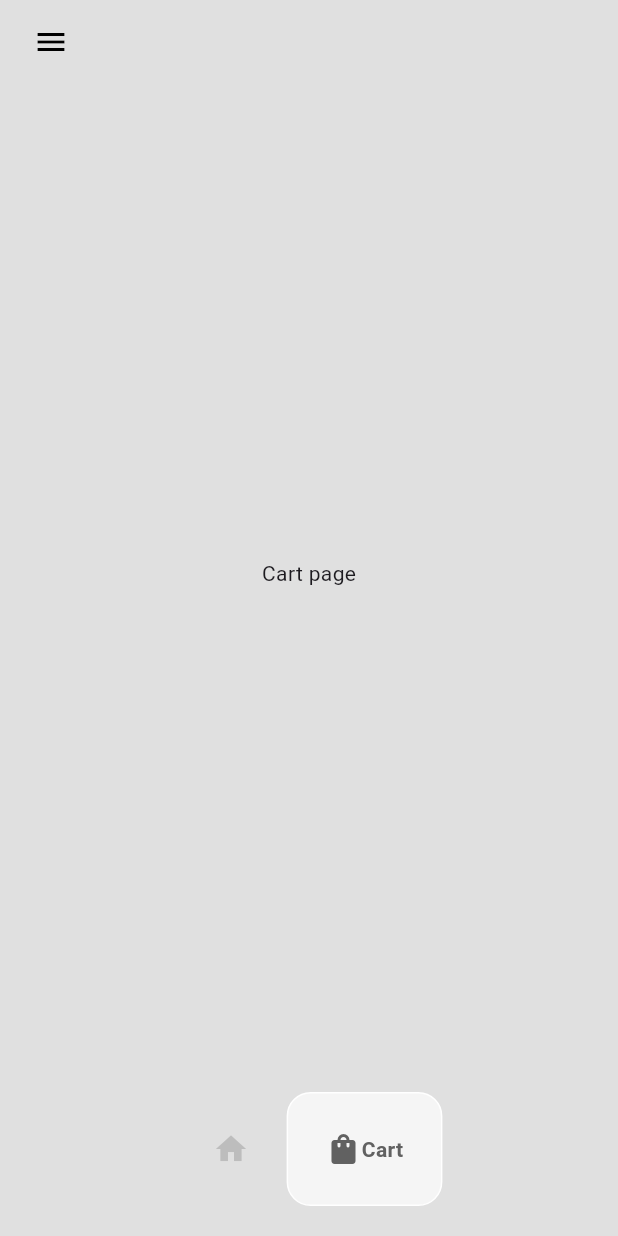
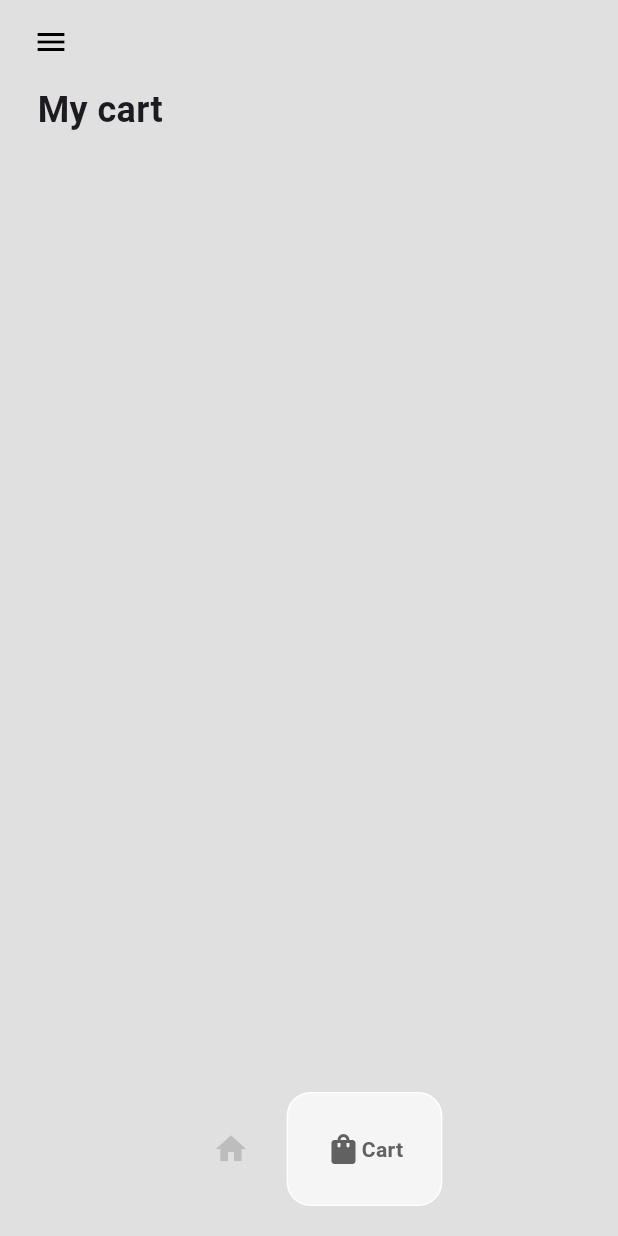
Before and after one commit to nuel232/Ecommerce-App, a Flutter app: the HomePage screen opened by its route, item 2 of the bottom bar chosen, on a phone screen of 412 x 824 dp. Run offline on Flutter 3.47's test engine with Material 3 defaults, Android fonts, the phone set to English and light mode, and no system bars; drawn by our look-alikes of google_nav_bar.

Commit message:
Refactor cart and shoe components: update image assets, enhance cart functionality, and improve UI interactions

```diff
--- a/lib/models/cart.dart
+++ b/lib/models/cart.dart
@@ -7,41 +7,36 @@ class Cart extends ChangeNotifier {
     Shoe(
       name: 'Air Deledon',
       price: "160,000",
-      imagePath: 'lib/images/air_deledon.png',
-      description:
-          'Built to break barriers, the Nike Air Deldon is Elena Delle Donne’s signature shoe — made for all athletes. It features FlyEase technology for easy entry, a secure mid-top collar, and full-length Air cushioning for premium comfort and court-ready responsiveness. ',
+      imagePath: 'lib/images/Air-deldon.png',
+      description: 'Built to break barriers — made for all athletes.',
     ),
 
     Shoe(
       name: 'G.T. Cut 3',
       price: "115,000",
-      imagePath: 'lib/images/aG.T.+Cut+3.png',
-      description:
-          'Engineered for explosive guards, the Nike G.T. Cut 3 delivers ultra-light responsiveness and quick-stop traction. Featuring ZoomX foam and a low-profile design, this shoe gives you unmatched energy return and grip — perfect for slicing through defenders and controlling the court with sharp cuts and shifts.',
+      imagePath: 'lib/images/GT.png',
+      description: 'Engineered for explosive guards, ',
     ),
 
     Shoe(
-      name: 'Jordan Tatum 3 “Tie-Dye”',
+      name: 'Tatum 3 “Tie-Dye”',
       price: '110,000',
-      imagePath: 'lib/images/Tatum-3-tie-dye.png',
-      description:
-          ' Unleash your creative side with the Jordan Tatum 3 "Tie-Dye". Inspired by Jayson Tatum’s unique flair, this colorway combines lightweight mesh uppers with eye-catching swirls and responsive Zoom cushioning.',
+      imagePath: 'lib/images/Tatum-3-tie-dye2.png',
+      description: ' Unleash your creativity with the Tatum 3 "Tie-Dye".',
     ),
 
     Shoe(
-      name: 'Jordan Tatum 3',
+      name: 'Tatum 3',
       price: "110,000",
       imagePath: 'lib/images/Tatum-3-white.png',
-      description:
-          'Minimal, clean, and powerful — the Jordan Tatum 3 "White" brings subtle elegance to the hardwood. Designed for versatile play, it features a breathable upper, Zoom Air cushioning in the forefoot, and a herringbone outsole for stable footwork. A go-to for any baller who keeps it classic.',
+      description: 'Minimal, clean and powerful... The Jordan Tatum 3.',
     ),
 
     Shoe(
       name: 'Zoom Freak 4',
       price: "130,000",
-      imagePath: 'lib/images/Zoom freek 4.png',
-      description:
-          'Dominate like Giannis in the Nike Zoom Freak 4. With dual Zoom Air units in the forefoot and an ultra-light midsole, this shoe offers explosive energy return and control. The bold design reflects the Freak’s on-court chaos — made for power moves, fast breaks, and above-the-rim action.',
+      imagePath: 'lib/images/Zoom-freek-4.jpg',
+      description: 'Dominate like Giannis in the Nike Zoom Freak 4.',
     ),
   ];
 
@@ -67,5 +62,6 @@ class Cart extends ChangeNotifier {
   //remove item from cart
   void removeItemFromCart(Shoe shoe) {
     userCart.remove(shoe);
+    notifyListeners(); // Notify listeners to update the UI
   }
 }
--- a/lib/pages/cart_page.dart
+++ b/lib/pages/cart_page.dart
@@ -1,4 +1,8 @@
+import 'package:ecommerce_app/components/cart_item.dart';
+import 'package:ecommerce_app/models/cart.dart';
+import 'package:ecommerce_app/models/shoe.dart';
 import 'package:flutter/material.dart';
+import 'package:provider/provider.dart';
 
 class CartPage extends StatefulWidget {
   const CartPage({super.key});
@@ -10,6 +14,35 @@ class CartPage extends StatefulWidget {
 class _CartPageState extends State<CartPage> {
   @override
   Widget build(BuildContext context) {
-    return Center(child: Text('Cart page'));
+    return Consumer<Cart>(
+      builder: (context, value, child) => Padding(
+        padding: const EdgeInsets.symmetric(horizontal: 25.0),
+        child: Column(
+          crossAxisAlignment: CrossAxisAlignment.start,
+          children: [
+            Text(
+              'My cart',
+              style: TextStyle(fontSize: 24, fontWeight: FontWeight.bold),
+            ),
+
+            const SizedBox(height: 20),
+
+            Expanded(
+              child: ListView.builder(
+                // for each item in the cart, return a CartItem widget
+                itemCount: value.getUserCart().length,
+                itemBuilder: (context, index) {
+                  // the individual shoe
+                  Shoe individualShoe = value.getUserCart()[index];
+
+                  // return the cart item
+                  return CartItem(shoe: individualShoe);
+                },
+              ),
+            ),
+          ],
+        ),
+      ),
+    );
   }
 }
```
Also changed, not shown: lib/components/cart_item.dart (+39 -0 lines), lib/components/shoe_tile.dart (+13 -10 lines), lib/pages/shop_page.dart (+23 -8 lines), lib/Images/Air deldon.png (deleted), lib/Images/Air-deldon.png (added), lib/Images/GT.png (renamed from lib/Images/G.T.+CUT+3.png), lib/Images/Tatum-3-tie-dye.png, lib/Images/Tatum-3-tie-dye2.png (added), lib/Images/Tatum-3-white.png, lib/Images/Zoom freek 4.jpg (deleted), lib/Images/Zoom-freek-4.jpg (added), lib/pages/dd.dart (deleted).
